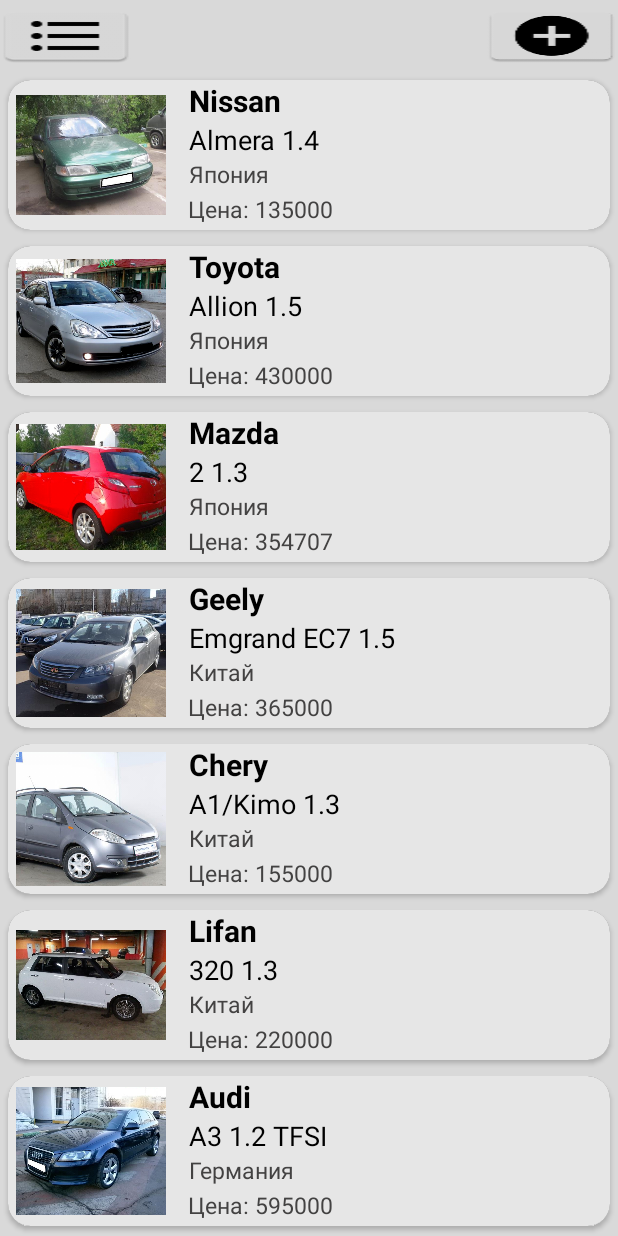
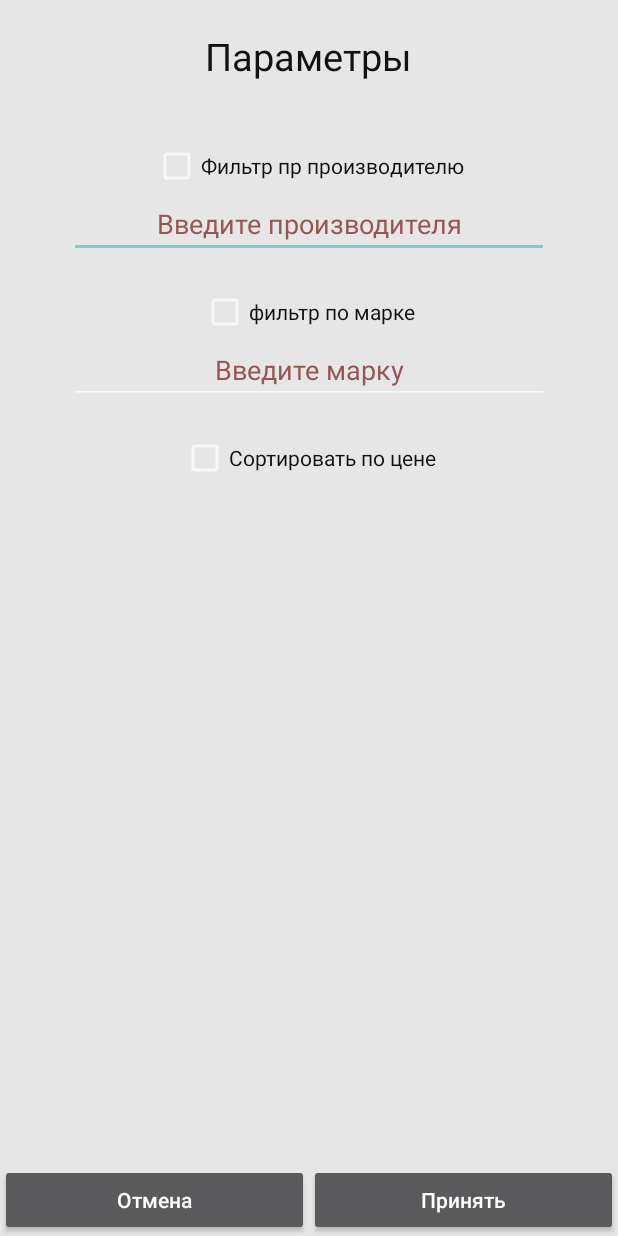
Before and after one commit to mixonko/SQLiteTest, an Android app: the screen it shows after launch (MainActivity before the commit, FilterActivity after it), after a tap on an icon or button, on a phone screen of 412 x 824 dp. Run offline under Robolectric (Android 15) with nearby library versions, the phone set to English and light mode, and no system bars; our stand-ins replace Room's generated code.

Commit message:
filter Activity

```diff
--- a/app/src/main/AndroidManifest.xml
+++ b/app/src/main/AndroidManifest.xml
@@ -18,6 +18,7 @@
         </activity>
         <activity android:name=".CarInfoActivity"/>
         <activity android:name=".InsertCarActyvity"/>
+        <activity android:name=".FilterActivity"/>
     </application>
 
 </manifest>
--- /dev/null
+++ b/app/src/main/java/com/myapp/test/sqlitetest/FilterActivity.java
@@ -0,0 +1,69 @@
+package com.myapp.test.sqlitetest;
+
+import android.app.Activity;
+import android.os.Bundle;
+import android.support.annotation.Nullable;
+import android.view.View;
+import android.widget.Button;
+import android.widget.CheckBox;
+import android.widget.EditText;
+
+public class FilterActivity extends Activity {
+    private CheckBox manufacturer;
+    private CheckBox model;
+    private CheckBox sortByPrice;
+    private EditText manufacturerEt;
+    private EditText modelEt;
+    private Button ok;
+    private Button cancel;
+
+
+    @Override
+    protected void onCreate(@Nullable Bundle savedInstanceState) {
+        super.onCreate(savedInstanceState);
+        setContentView(R.layout.filter);
+
+        manufacturer = findViewById(R.id.manufacturer);
+        model = findViewById(R.id.model);
+        sortByPrice = findViewById(R.id.sortByPrice);
+        manufacturerEt = findViewById(R.id.manufacturerEt);
+        modelEt = findViewById(R.id.modelEt);
+        ok = findViewById(R.id.ok);
+        cancel = findViewById(R.id.cancel);
+
+        manufacturer.setOnClickListener(new View.OnClickListener() {
+            @Override
+            public void onClick(View view) {
+
+            }
+        });
+
+        model.setOnClickListener(new View.OnClickListener() {
+            @Override
+            public void onClick(View view) {
+
+            }
+        });
+
+        sortByPrice.setOnClickListener(new View.OnClickListener() {
+            @Override
+            public void onClick(View view) {
+
+            }
+        });
+
+        cancel.setOnClickListener(new View.OnClickListener() {
+            @Override
+            public void onClick(View view) {
+                finish();
+            }
+        });
+
+        ok.setOnClickListener(new View.OnClickListener() {
+            @Override
+            public void onClick(View view) {
+
+            }
+        });
+    }
+}
--- a/app/src/main/java/com/myapp/test/sqlitetest/MainActivity.java
+++ b/app/src/main/java/com/myapp/test/sqlitetest/MainActivity.java
@@ -1,19 +1,12 @@
 package com.myapp.test.sqlitetest;
 
-import android.content.DialogInterface;
 import android.content.Intent;
-import android.graphics.Bitmap;
-import android.support.v7.app.AlertDialog;
 import android.support.v7.app.AppCompatActivity;
 import android.os.Bundle;
 import android.support.v7.widget.LinearLayoutManager;
 import android.support.v7.widget.RecyclerView;
-import android.util.Base64;
-import android.view.LayoutInflater;
 import android.view.View;
 import android.widget.Button;
-import android.widget.CheckBox;
-import android.widget.Spinner;
 import android.widget.Toast;
 
 import com.myapp.test.sqlitetest.Database.MyAppDatabase;
@@ -22,7 +15,6 @@ import com.myapp.test.sqlitetest.Entity.Manufacturer;
 import com.myapp.test.sqlitetest.Entity.Model;
 import com.myapp.test.sqlitetest.adapter.ExampleAdapter;
 
-import java.io.ByteArrayOutputStream;
 import java.util.List;
 
 public class MainActivity extends AppCompatActivity {
@@ -32,12 +24,9 @@ public class MainActivity extends AppCompatActivity {
     public static MyAppDatabase database;
     private Button addCar;
     private Button filter;
-//    private CheckBox sortByPrice;
-//    private CheckBox manufacturerFilter;
-//    private CheckBox modelFilter;
     public static List<Car> cars;
     public static final String CAR = "car";
-
+    public static final int REQUEST_CODE = 1;
 
     @Override
     protected void onCreate(Bundle savedInstanceState) {
@@ -74,7 +63,7 @@ public class MainActivity extends AppCompatActivity {
         filter.setOnClickListener(new View.OnClickListener() {
             @Override
             public void onClick(View view) {
-
+                startActivityForResult(new Intent(MainActivity.this, FilterActivity.class), REQUEST_CODE);
             }
         });
 
--- a/app/src/main/res/drawable/corner.xml
+++ b/app/src/main/res/drawable/corner.xml
@@ -1,6 +1,6 @@
 <?xml version="1.0" encoding="utf-8"?>
 <shape xmlns:android="http://schemas.android.com/apk/res/android" android:shape="rectangle">
-    <stroke android:width="1dp" android:color="#fffefe" />
+    <stroke android:width="1dp" android:color="#e6e6e6" />
     <corners android:radius="10dp" />
-    <gradient android:startColor="#d9d9d9"   android:endColor="#d9d9d9"  />
+    <gradient android:startColor="#e6e6e6"   android:endColor="#e6e6e6"  />
 </shape>
--- /dev/null
+++ b/app/src/main/res/layout/filter.xml
@@ -0,0 +1,92 @@
+<?xml version="1.0" encoding="utf-8"?>
+<LinearLayout xmlns:android="http://schemas.android.com/apk/res/android"
+    android:layout_width="match_parent"
+    android:layout_height="match_parent"
+    android:orientation="vertical"
+    android:gravity="center"
+    android:background="#e6e6e6">
+
+    <TextView
+        android:layout_width="wrap_content"
+        android:layout_height="wrap_content"
+        android:text="Параметры"
+        android:textColor="#111"
+        android:layout_margin="20dp"
+        android:textSize="25sp"
+        android:layout_gravity="center"/>
+
+    <CheckBox
+        android:id="@+id/manufacturer"
+        android:layout_width="wrap_content"
+        android:layout_height="wrap_content"
+        android:layout_marginTop="20dp"
+        android:text="Фильтр пр производителю"
+        android:textColor="#111" />
+
+    <EditText
+        android:id="@+id/manufacturerEt"
+        android:layout_width="wrap_content"
+        android:layout_height="wrap_content"
+        android:ems="15"
+        android:textColor="#111"
+        android:hint="Введите производителя"
+        android:textColorHint="#965656"
+        android:gravity="center"
+        android:clickable="false"/>
+
+    <CheckBox
+        android:id="@+id/model"
+        android:layout_width="wrap_content"
+        android:layout_height="wrap_content"
+        android:layout_marginTop="20dp"
+        android:text="фильтр по марке"
+        android:textColor="#111" />
+
+    <EditText
+        android:id="@+id/modelEt"
+        android:layout_width="wrap_content"
+        android:layout_height="wrap_content"
+        android:ems="15"
+        android:textColor="#111"
+        android:hint="Введите марку"
+        android:textColorHint="#965656"
+        android:gravity="center"
+        android:clickable="false"/>
+
+
+    <CheckBox
+        android:id="@+id/sortByPrice"
+        android:layout_width="wrap_content"
+        android:layout_height="wrap_content"
+        android:layout_marginTop="20dp"
+        android:text="Сортировать по цене"
+        android:textColor="#111" />
+
+
+    <LinearLayout
+        android:layout_width="match_parent"
+        android:layout_height="match_parent"
+        android:gravity="bottom">
+
+        <Button
+            android:id="@+id/cancel"
+            android:layout_width="0dp"
+            android:layout_height="wrap_content"
+            android:layout_weight="1"
+            android:textAllCaps="false"
+            android:text="Отмена" />
+
+        <Button
+            android:id="@+id/ok"
+            android:layout_width="0dp"
+            android:layout_height="wrap_content"
+            android:layout_weight="1"
+            android:text="Принять"
+            android:textAllCaps="false"
+            android:layout_gravity="bottom"/>
+
+
+    </LinearLayout>
+
+
+</LinearLayout>
--- a/app/src/main/res/values/styles.xml
+++ b/app/src/main/res/values/styles.xml
@@ -12,7 +12,7 @@
         <!-- Customize your theme here. -->
         <item name="android:textColor">#111</item>
         <item name="android:textColorHint">#a15d5d</item>
-        <item name="android:textSize">13dp</item>
+        <item name="android:textSize">13sp</item>
         <item name="android:layout_width">wrap_content</item>
         <item name="android:layout_height">wrap_content</item>
         <item name="android:maxLength">20</item>
```
Also changed, not shown: app/src/main/ic_details-web.png, app/src/main/res/mipmap-hdpi/ic_details.png, app/src/main/res/mipmap-mdpi/ic_details.png, app/src/main/res/mipmap-xhdpi/ic_details.png, app/src/main/res/mipmap-xxhdpi/ic_details.png, app/src/main/res/mipmap-xxxhdpi/ic_details.png.
